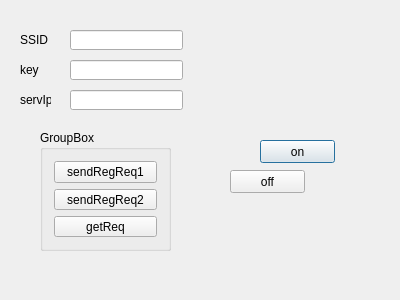
First picture: the form in dialog.ui, repository baradoid/polden-sonoff-desktop-ctrl, before the edit.
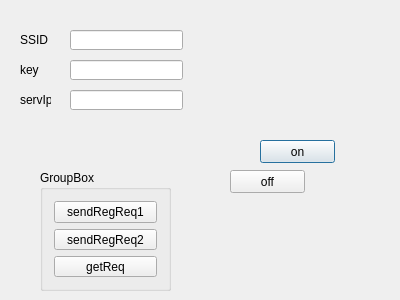
Second picture: the form after the edit.

The edit to the form file:
```diff
--- a/dialog.ui
+++ b/dialog.ui
@@ -43,7 +43,7 @@
    <property name="geometry">
     <rect>
      <x>40</x>
-     <y>130</y>
+     <y>170</y>
      <width>131</width>
      <height>121</height>
     </rect>
```
